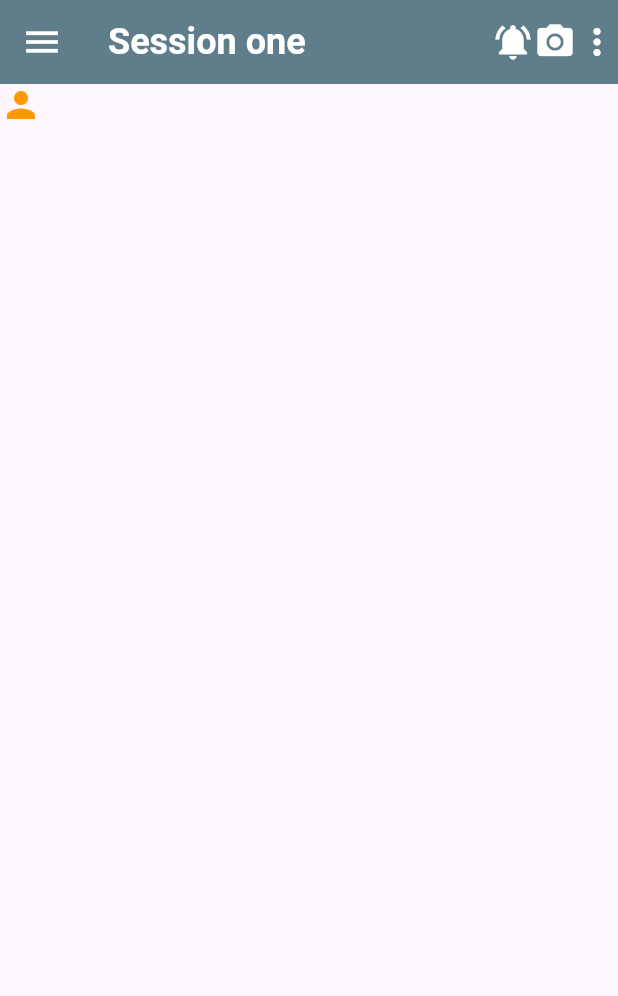
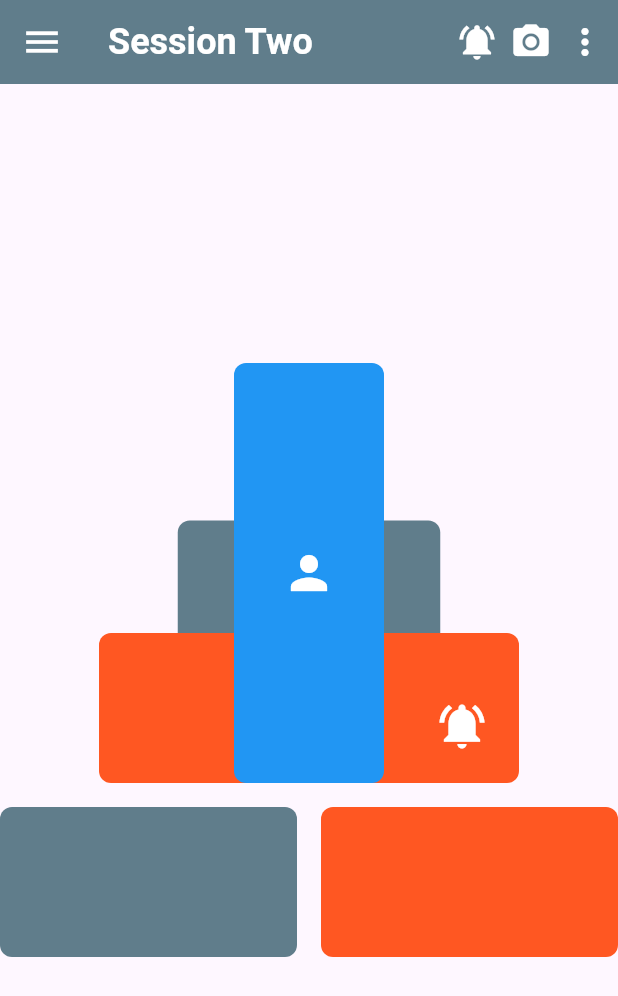
Before and after one commit to AbdelmenamAdel/Yassin-Mentoring, a Flutter app: the screen it shows after launch, on a phone screen of 412 x 824 dp. Shown: the top 996 px of the screen. Run offline on Flutter 3.47's test engine with Material 3 defaults, Android fonts, the phone set to English and light mode, and no system bars.

Commit message:
Update UI for Session Two and add task for session 12 with image reference

```diff
--- a/flutter_with_yassin/lib/main.dart
+++ b/flutter_with_yassin/lib/main.dart
@@ -15,20 +15,120 @@ class MyApp extends StatelessWidget {
         appBar: AppBar(
           backgroundColor: Colors.blueGrey,
 
-          leading:Icon(Icons.menu, color: Colors.white,size: 28,) ,
-          title: Text("Session one",
-            style:TextStyle(color: Colors.white,
-                fontWeight: .bold,fontSize: 24) ,),
+          leading: Icon(Icons.menu, color: Colors.white, size: 28),
+          title: Text(
+            "Session Two",
+            style: TextStyle(
+              color: Colors.white,
+              fontWeight: .bold,
+              fontSize: 24,
+            ),
+          ),
           actions: [
-            Icon(Icons.notifications_active, color: Colors.white,size: 28,),
-            Icon(Icons.camera_alt, color: Colors.white,size: 28,),
-            Icon(Icons.more_vert, color: Colors.white,size: 28,),
+            Icon(Icons.notifications_active, color: Colors.white, size: 28),
+            SizedBox(width: 8),
+            Icon(Icons.camera_alt, color: Colors.white, size: 28),
+            SizedBox(width: 8),
+            Icon(Icons.more_vert, color: Colors.white, size: 28),
+            SizedBox(width: 8),
           ],
         ),
-        drawer: Drawer(
+        drawer: Drawer(),
+        body: Center(
+          child: Column(
+            mainAxisAlignment: .center,
+            crossAxisAlignment: .center,
+            spacing: 16,
+            children: [
+              // Icon(Icons.person, color: Colors.orange, size: 28),
+              // Padding(
+              //   padding: const EdgeInsets.all(24),
+              //   child: Icon(Icons.person, color: Colors.orange, size: 86),
+              // ),
+              // SizedBox(
+              //   height: 50,
+              //   width: 50,
+              //   child: Align(
+              //     alignment: AlignmentGeometry.center,
+              //     child: Icon(Icons.person, color: Colors.orange, size: 28),
+              //   ),
+              // ),
+              Stack(
+                alignment: .bottomCenter,
+                children: [
+                  Container(
+                    height: 175,
+                    width: 175,
+                    decoration: BoxDecoration(
+                      color: Colors.blueGrey,
+                      borderRadius: BorderRadius.circular(8),
+                    ),
+                  ),
+                  Container(
+                    height: 100,
+                    width: 280,
+                    decoration: BoxDecoration(
+                      color: Colors.deepOrange,
+                      borderRadius: BorderRadius.circular(8),
+                    ),
+                  ),
+                  Container(
+                    height: 280,
+                    width: 100,
+                    decoration: BoxDecoration(
+                      color: Colors.blue,
+                      borderRadius: BorderRadius.circular(8),
+                    ),
+                    child: Icon(Icons.person, color: Colors.white, size: 36),
+                  ),
+                  Positioned(
+                    bottom: 20,
+                    right: 20,
+                    child: Icon(
+                      Icons.notifications_active,
+                      color: Colors.white,
+                      size: 36,
+                    ),
+                  ),
+                ],
+              ),
+              Row(
+                mainAxisAlignment: .center,
+                crossAxisAlignment: .center,
+                spacing: 16,
+                children: [
+                  Flexible(
+                    child: Container(
+                      height: 100,
+                      // width: 100,
+                      decoration: BoxDecoration(
+                        color: Colors.blueGrey,
+                        borderRadius: BorderRadius.circular(8),
+                      ),
+                    ),
+                  ),
+                  Expanded(
+                    child: Container(
+                      height: 100,
+                      width: 100,
+                      decoration: BoxDecoration(
+                        color: Colors.deepOrange,
+                        borderRadius: BorderRadius.circular(8),
+                      ),
+                    ),
+                  ),
+                ],
+              ),
+            ],
+          ),
         ),
-        body: Icon(Icons.person, color: Colors.orange,size: 28,),
       ),
     );
   }
 }
+
+// Column - Row - Center
+// SizedBox - Padding
+// Container
+// Align - Positioned - Stack
+// Expanded - Flexible
```
Also changed, not shown: flutter_with_yassin/tasks/image3.png (added), 1 other file.
